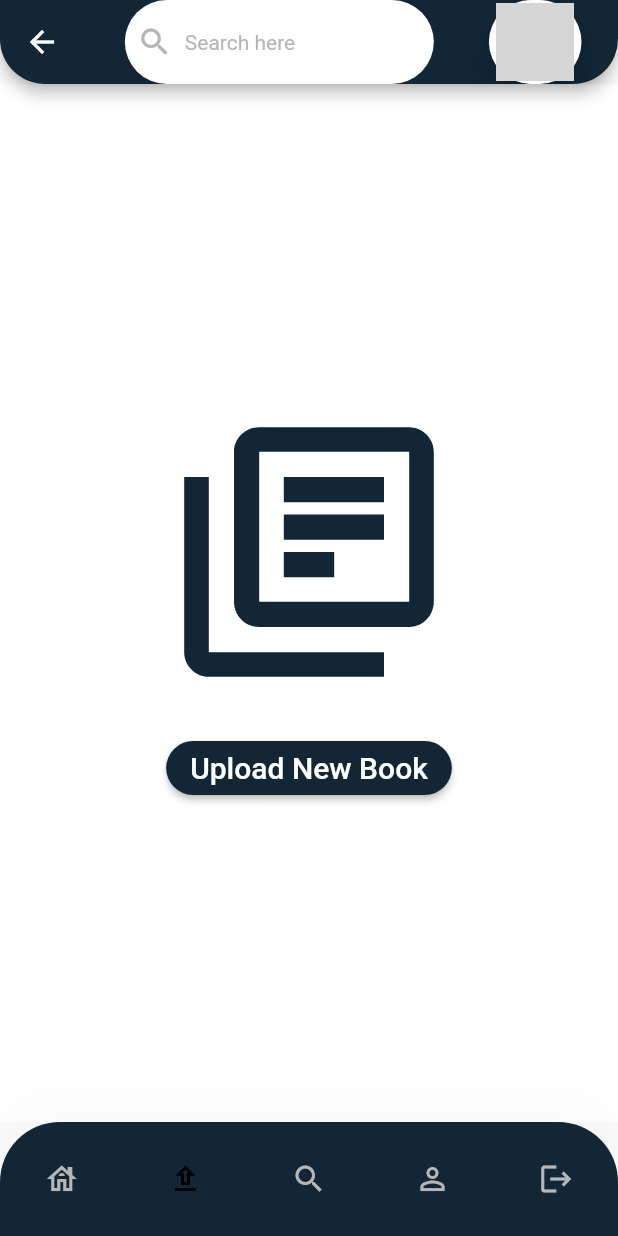
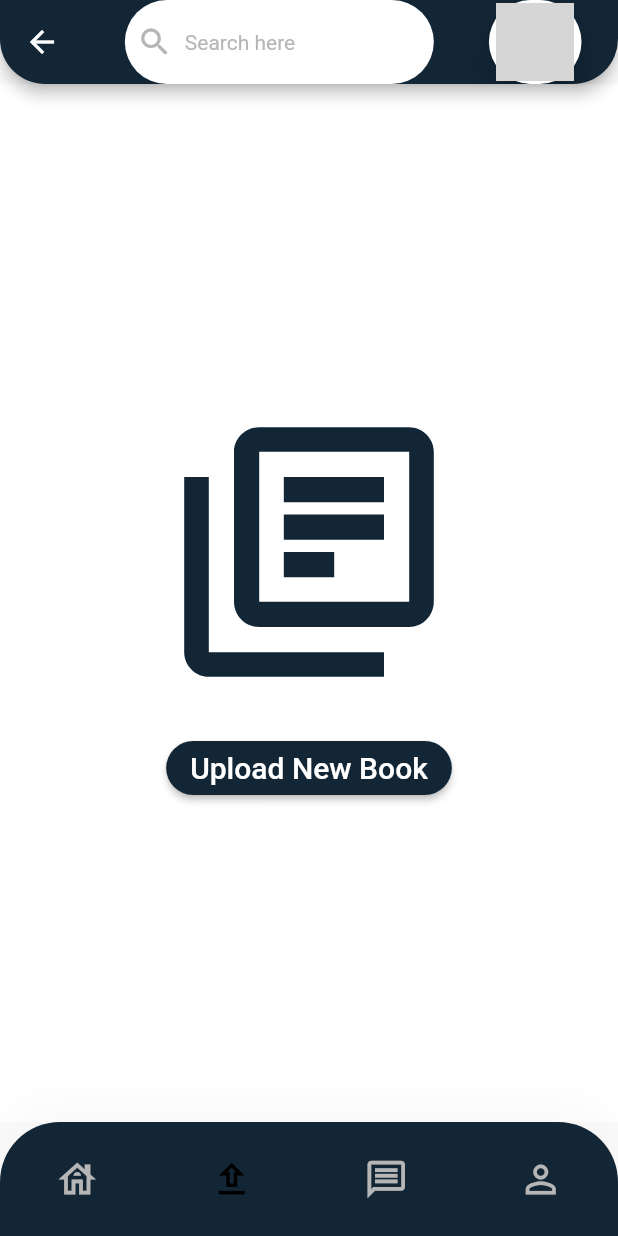
Before and after one commit to hamzeh1999/Onine-BookStore-GP-, a Flutter app: the UploadPage screen opened directly, on a phone screen of 412 x 824 dp. Run offline on Flutter 3.47's test engine with Material 2 defaults, Android fonts, the phone set to English and light mode, and no system bars; our stand-ins replace cloud_firestore, dio, file_picker, firebase_auth, firebase_storage, flutter_svg and 6 more; missing offline and left inert: ext_storage; accounts and stored records are empty; network calls fail; grey boxes are pictures that could not be loaded.

Commit message:
first commit

```diff
--- a/lib/Models/Book.dart
+++ b/lib/Models/Book.dart
@@ -3,6 +3,7 @@ import 'package:cloud_firestore/cloud_firestore.dart';
 class Book {
   //String searchKey;
   String purpose;
+  String urlUser;
   String phoneNumber;
   String userUID;
   String bookId;
@@ -17,9 +18,12 @@ class Book {
   String upperCaseTitle;
   String lowerCaseTitle;
   String newTitle;
+  String userName;
 
   Book(
       {
+        this.userName,
+        this.urlUser,
         this.phoneNumber,
         this.bookId,
         this.userUID,
@@ -43,6 +47,8 @@ class Book {
     lowerCaseTitle=title.substring(1).toLowerCase();
     newTitle=upperCaseTitle+lowerCaseTitle;
     //searchKey=newTitle.substring(0,1);
+    urlUser=json['urlUser'];
+    userName=json['userName'];
 
 
     //shortInfo = json['shortInfo'];
@@ -56,12 +62,14 @@ class Book {
     status = json['status'];
     price = json['price'];
     category = json['category'];
+    userName=json['userName'];
     city = json['city'];
 
   }
 
   Map<String, dynamic> toJson() {
     final Map<String, dynamic> data = new Map<String, dynamic>();
+    data['urlUser']=this.urlUser;
     data['title'] = this.title;
     data['bookId']=this.bookId;
     data['purpose']=this.purpose;
--- a/lib/Widgets/CustomBottomNavBar.dart
+++ b/lib/Widgets/CustomBottomNavBar.dart
@@ -6,10 +6,10 @@ import 'package:gradproject/ProfilePage/DataUser.dart';
 import 'package:gradproject/ProfilePage/profilePage.dart';
 import 'package:gradproject/Store/Home.dart';
 import 'package:gradproject/Store/Search.dart';
-import 'package:gradproject/Widgets/customAppBar.dart';
 import 'package:gradproject/upload/uploadBook.dart';
+import 'package:gradproject/Messager/messagePage.dart';
 
-enum MenuState { Home, Upload,search,profile,logout }
+enum MenuState { Home, Upload,search,message,profile,logout }
 
 class CustomBottomNavBar extends StatelessWidget {
  // DataUser user;
@@ -45,7 +45,7 @@ class CustomBottomNavBar extends StatelessWidget {
             children: [
 
               IconButton(
-                  icon: Icon(Icons.house_outlined,
+                  icon: Icon(Icons.house_outlined,size: 30,
                     color: MenuState.Home == selectedMenu
                         ? Colors.black
                         : inActiveIconColor,
@@ -54,7 +54,7 @@ class CustomBottomNavBar extends StatelessWidget {
                     Navigator.push(context, MaterialPageRoute(builder:(context)=>Home()));
                   }),
               IconButton(
-                icon: Icon(Icons.upload_outlined,
+                icon: Icon(Icons.upload_outlined,size: 30,
                   color: MenuState.Upload == selectedMenu
                     ? Colors.black
                     : inActiveIconColor,),
@@ -63,15 +63,26 @@ class CustomBottomNavBar extends StatelessWidget {
                   Navigator.push(context, route);
                 },
               ),
+              // IconButton(
+              //   icon:Icon(Icons.search_outlined,color: MenuState.search == selectedMenu
+              //       ? Colors.black
+              //       : inActiveIconColor,),
+              //   onPressed: () {
+              //     Route route = MaterialPageRoute(builder: (c)=> SearchProduct() );
+              //     Navigator.push(context, route);
+              //   },
+              // ),
+
               IconButton(
-                icon:Icon(Icons.search_outlined,color: MenuState.search == selectedMenu
+                icon:Icon(Icons.message_outlined,size: 30,color: MenuState.message == selectedMenu
                     ? Colors.black
                     : inActiveIconColor,),
                 onPressed: () {
-                  Route route = MaterialPageRoute(builder: (c)=> SearchProduct() );
+                  Route route = MaterialPageRoute(builder: (c)=> messagePage() );
                   Navigator.push(context, route);
                 },
               ),
+
 
 
               StreamBuilder<QuerySnapshot>(
@@ -86,7 +97,7 @@ class CustomBottomNavBar extends StatelessWidget {
                   }
                   DataUser user = DataUser.fromJson(dataSnapShot.data.documents[0].data);
                   return IconButton(
-                    icon:Icon(Icons.person_outline,color: MenuState.profile == selectedMenu
+                    icon:Icon(Icons.person_outline,size: 30,color: MenuState.profile == selectedMenu
                         ? Colors.black
                         : inActiveIconColor,),
                     onPressed: () {
@@ -102,20 +113,20 @@ class CustomBottomNavBar extends StatelessWidget {
               ),
 
 
-              IconButton(
-                icon:Icon(Icons.logout,color: MenuState.logout== selectedMenu
-                    ? Colors.black
-                    : inActiveIconColor,),
-                onPressed: () {
-                  BookStore.auth.signOut().then((c) {
-                    Navigator.pushAndRemoveUntil(
-                      context,
-                      MaterialPageRoute(builder: (context) => AuthenticScreen()),
-                          (Route<dynamic> route) => false,
-                    );
-                  });
-                },
-              ),
+              // IconButton(
+              //   icon:Icon(Icons.logout,color: MenuState.logout== selectedMenu
+              //       ? Colors.black
+              //       : inActiveIconColor,),
+              //   onPressed: () {
+              //     BookStore.auth.signOut().then((c) {
+              //       Navigator.pushAndRemoveUntil(
+              //         context,
+              //         MaterialPageRoute(builder: (context) => AuthenticScreen()),
+              //             (Route<dynamic> route) => false,
+              //       );
+              //     });
+              //   },
+              // ),
 
             ],
           )),
--- a/lib/Widgets/customAppBar.dart
+++ b/lib/Widgets/customAppBar.dart
@@ -8,7 +8,6 @@ import 'package:gradproject/Store/SciencePage.dart';
 import 'package:flutter/material.dart';
 import 'package:gradproject/Store/Search.dart';
 import 'package:gradproject/Widgets/loadingWidget.dart';
-import 'package:provider/provider.dart';
 
 import 'customTextField.dart';
 
--- a/pubspec.yaml
+++ b/pubspec.yaml
@@ -22,7 +22,6 @@ dependencies:
   firebase_storage: ^3.1.1
   flutter_staggered_grid_view: ^0.3.0
   file_picker: ^1.13.0+1
-  provider: ^4.0.4
   fluttertoast: ^8.0.3
   image: ^2.0.7
   intl:
@@ -31,6 +30,7 @@ dependencies:
   ext_storage: ^1.0.3
   dio:
   permission_handler: 4.4.0
+  random_string: ^2.1.0
 
 
 
```
Also changed, not shown: lib/Book_Details/product_page.dart (+151 -21 lines), lib/Widgets/myDrawer.dart (+17 -2 lines), lib/main.dart (+5 -2 lines), lib/upload/uploadBook.dart (+7 -4 lines), pubspec.lock, 2 other files.
